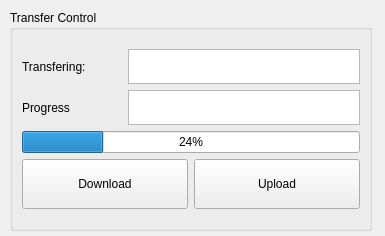
The window that bank-view/frontbanktransfer.ui (smandyscom/front-base-widget) describes before a commit, drawn with Qt 5.
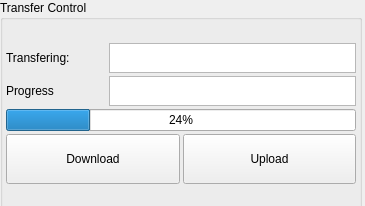
The same window after the commit.

What changed in the file:
```diff
--- a/bank-view/frontbanktransfer.ui
+++ b/bank-view/frontbanktransfer.ui
@@ -6,8 +6,8 @@
    <rect>
     <x>0</x>
     <y>0</y>
-    <width>385</width>
-    <height>236</height>
+    <width>365</width>
+    <height>206</height>
    </rect>
   </property>
   <property name="sizePolicy">
@@ -22,16 +22,31 @@
   <widget class="QGroupBox" name="groupBox">
    <property name="geometry">
     <rect>
-     <x>10</x>
-     <y>10</y>
+     <x>0</x>
+     <y>0</y>
      <width>362</width>
-     <height>221</height>
+     <height>211</height>
     </rect>
    </property>
    <property name="title">
     <string>Transfer Control</string>
    </property>
    <layout class="QVBoxLayout" name="verticalLayout_2">
+    <property name="spacing">
+     <number>3</number>
+    </property>
+    <property name="leftMargin">
+     <number>3</number>
+    </property>
+    <property name="topMargin">
+     <number>3</number>
+    </property>
+    <property name="rightMargin">
+     <number>3</number>
+    </property>
+    <property name="bottomMargin">
+     <number>3</number>
+    </property>
     <item>
      <layout class="QVBoxLayout" name="verticalLayout">
       <item>
@@ -66,7 +81,7 @@
           <property name="maximumSize">
            <size>
             <width>16777215</width>
-            <height>35</height>
+            <height>30</height>
            </size>
           </property>
          </widget>
@@ -105,7 +120,7 @@
           <property name="maximumSize">
            <size>
             <width>16777215</width>
-            <height>35</height>
+            <height>30</height>
            </size>
           </property>
          </widget>
```
